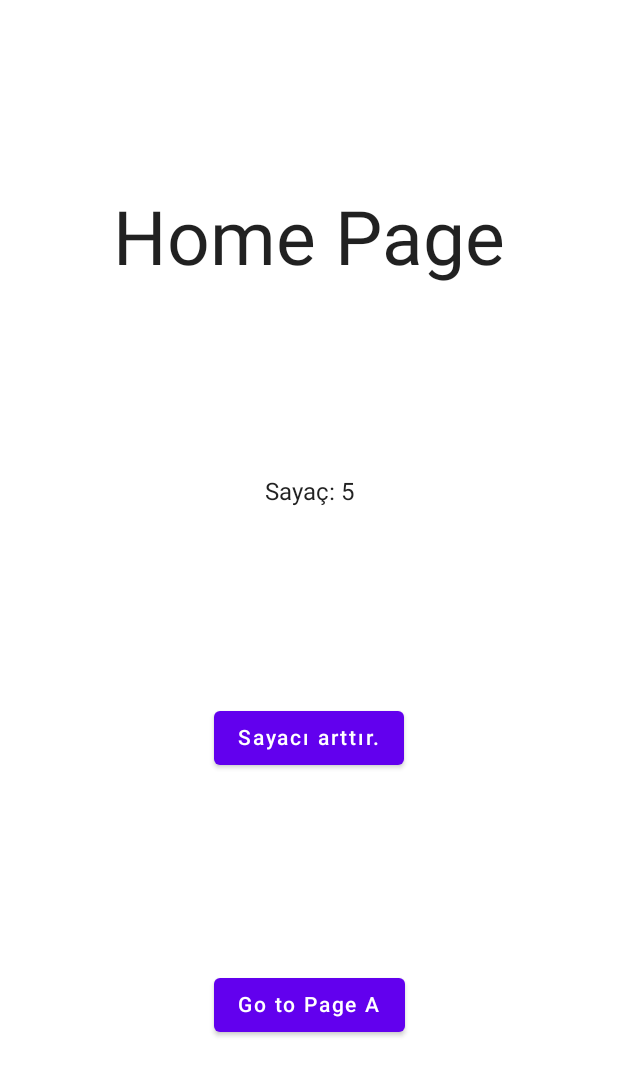
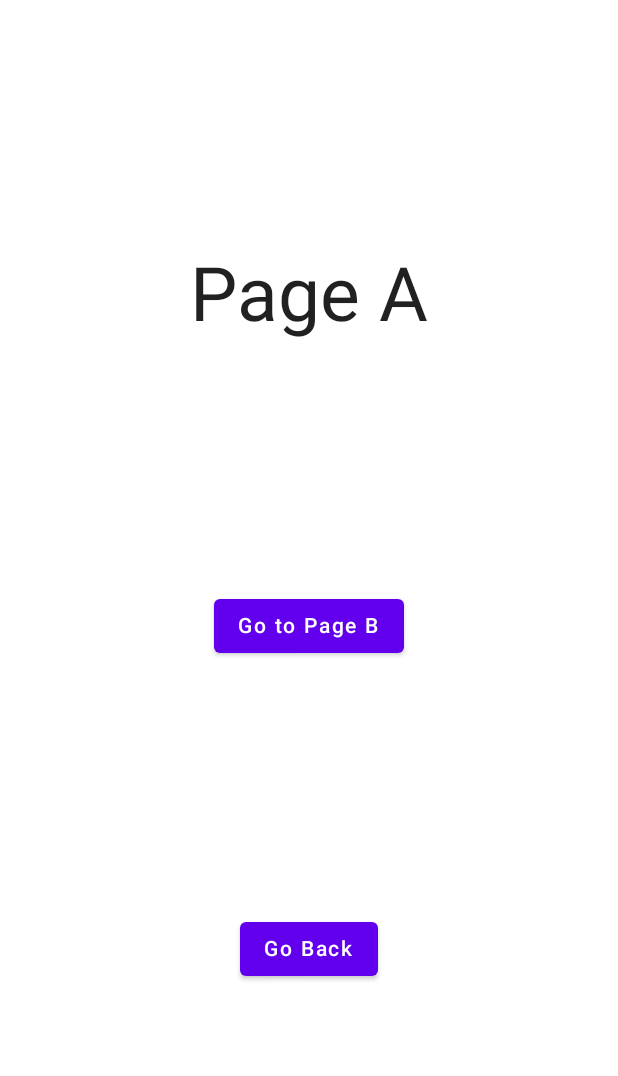
Before and after one commit to akcaHalit/JetpackCompose-State-Widgets-MaterialDesign-UserInteraction, an Android app built with Jetpack Compose: the screen it shows after launch (MainActivity), after a tap on "Go to Page A", on a phone screen of 412 x 824 dp. Shown: the top 1076 px of the screen. Run offline under Robolectric (Android 15) with nearby library versions, the phone set to English and light mode, and no system bars; 1 other tap on this screen came first.

```diff
--- a/app/build.gradle
+++ b/app/build.gradle
@@ -48,6 +48,9 @@ android {
 
 dependencies {
 
+    // For: Navigation between Pages
+    implementation "androidx.navigation:navigation-compose:2.4.0-alpha02"
+
     implementation 'androidx.core:core-ktx:1.7.0'
     implementation 'androidx.lifecycle:lifecycle-runtime-ktx:2.3.1'
     implementation 'androidx.activity:activity-compose:1.3.1'
--- a/app/src/main/java/com/halitakca/jetpackcomposetomvmm/MainActivity.kt
+++ b/app/src/main/java/com/halitakca/jetpackcomposetomvmm/MainActivity.kt
@@ -17,6 +17,10 @@ import androidx.compose.ui.Alignment
 import androidx.compose.ui.Modifier
 import androidx.compose.ui.tooling.preview.Preview
 import androidx.compose.ui.unit.sp
+import androidx.navigation.NavController
+import androidx.navigation.compose.NavHost
+import androidx.navigation.compose.composable
+import androidx.navigation.compose.rememberNavController
 import com.halitakca.jetpackcomposetomvmm.ui.theme.JetpackComposeToMVMMTheme
 
 class MainActivity : ComponentActivity() {
@@ -28,9 +32,7 @@ class MainActivity : ComponentActivity() {
             JetpackComposeToMVMMTheme {
                 // A surface container using the 'background' color from the theme
                 Surface(modifier = Modifier.fillMaxSize(), color = MaterialTheme.colors.background) {
-
-                    AnaSayfa()
-
+                    SayfaGecisleri()
                 }
             }
         }
@@ -38,7 +40,24 @@ class MainActivity : ComponentActivity() {
 }
 
 @Composable
-fun AnaSayfa(){
+fun SayfaGecisleri(){
+    val navController = rememberNavController()
+    NavHost(navController = navController, startDestination = "homepage"){
+        composable("homepage"){
+            AnaSayfa(navController = navController)
+        }
+        composable("page_a"){
+            SayfaA(navController = navController)
+        }
+        composable("page_b"){
+            SayfaB(navController = navController)
+        }
+    }
+
+}
+
+@Composable
+fun AnaSayfa(navController: NavController){
     val sayac = remember { mutableStateOf(0) }
 
     Column(modifier = Modifier.fillMaxSize(), verticalArrangement = Arrangement.SpaceEvenly, horizontalAlignment = Alignment.CenterHorizontally) {
@@ -50,7 +69,9 @@ fun AnaSayfa(){
             Text(text = "Sayacı arttır.")
         }
 
-        Button(onClick = {}) {
+        Button(onClick = {
+            navController.navigate("page_a")
+        }) {
             Text(text = "Go to Page A")
         }
     }
@@ -60,6 +81,6 @@ fun AnaSayfa(){
 @Composable
 fun DefaultPreview() {
     JetpackComposeToMVMMTheme {
-        AnaSayfa()
+        SayfaGecisleri()
     }
 }
--- a/app/src/main/java/com/halitakca/jetpackcomposetomvmm/SayfaA.kt
+++ b/app/src/main/java/com/halitakca/jetpackcomposetomvmm/SayfaA.kt
@@ -11,9 +11,10 @@ import androidx.compose.runtime.remember
 import androidx.compose.ui.Alignment
 import androidx.compose.ui.Modifier
 import androidx.compose.ui.unit.sp
+import androidx.navigation.NavController
 
 @Composable
-fun SayfaA() {
+fun SayfaA(navController: NavController) {
     val sayac = remember { mutableStateOf(0) }
 
     Column(
@@ -23,8 +24,15 @@ fun SayfaA() {
     ) {
         Text(text = "Page A", fontSize = 50.sp)
 
-        Button(onClick = {}) {
+        Button(onClick = {
+            navController.navigate("page_b")
+        }) {
             Text(text = "Go to Page B")
+        }
+        Button(onClick = {
+            navController.popBackStack()
+        }) {
+            Text(text = "Go Back")
         }
     }
 }
```
Also changed, not shown: app/src/main/java/com/halitakca/jetpackcomposetomvmm/SayfaB.kt (+5 -2 lines).
